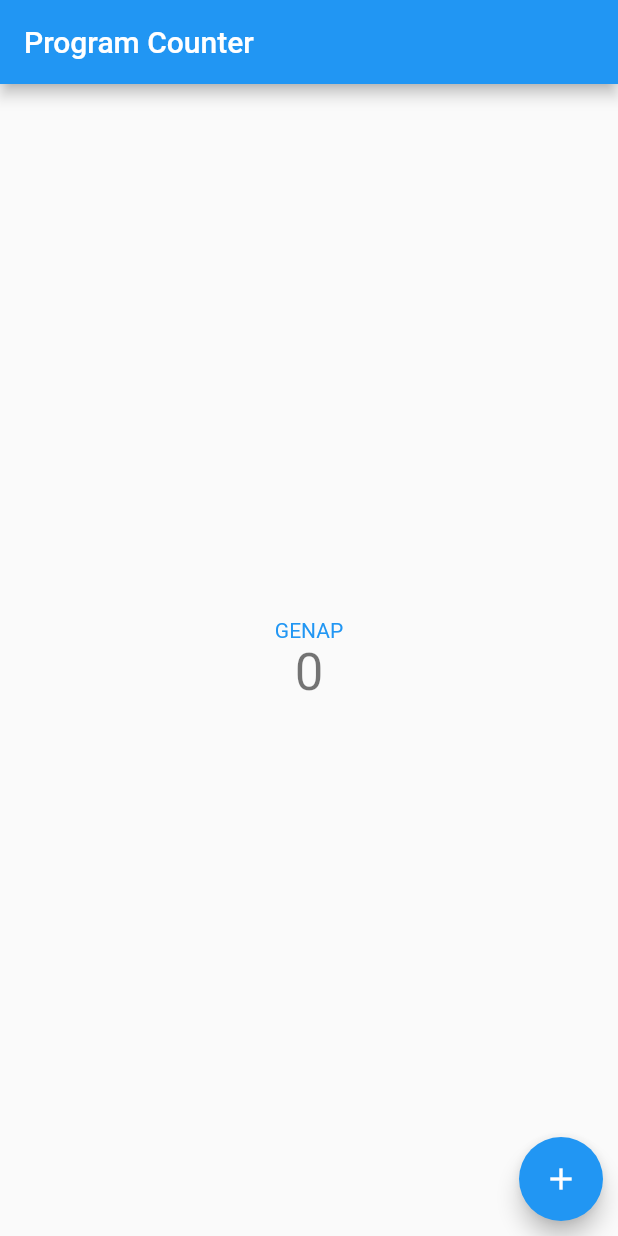
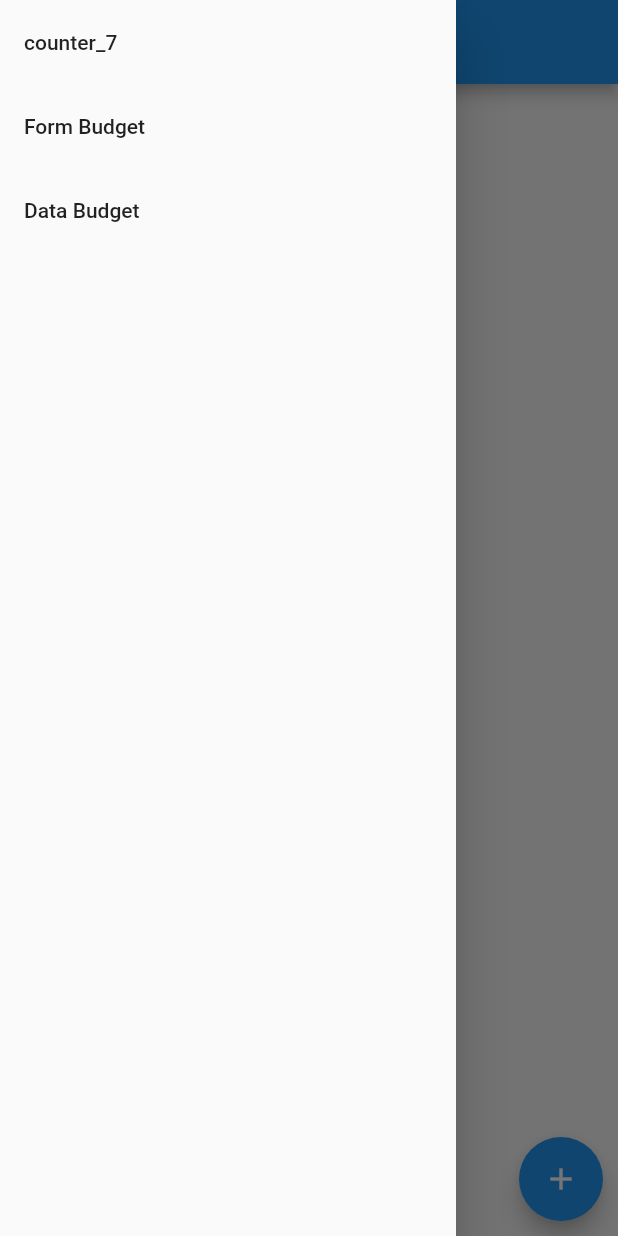
Before and after one commit to alekyoanda/pbp-flutter-lab, a Flutter app: the screen it shows after launch, with the side drawer open (before the commit the screen has no drawer), on a phone screen of 412 x 824 dp. Run offline on Flutter 3.47's test engine with Material 2 defaults, Android fonts, the phone set to English and light mode, and no system bars.

Commit message:
Finishing tugas 8 PBP

```diff
--- /dev/null
+++ b/counter_7/lib/budget.dart
@@ -0,0 +1,14 @@
+class Budget {
+  String judul;
+  int nominal;
+  String jenisBudget;
+
+  Budget(
+      {required this.judul, required this.nominal, required this.jenisBudget});
+
+  @override
+  String toString() {
+    // TODO: implement toString
+    return 'Judul: ${judul}, Nominal: ${nominal}, Jenis Budget: ${jenisBudget}';
+  }
+}
--- a/counter_7/lib/main.dart
+++ b/counter_7/lib/main.dart
@@ -1,4 +1,8 @@
 import 'package:flutter/material.dart';
+import 'package:counter_7/form.dart';
+import 'package:counter_7/data.dart';
+
+import 'budget.dart';
 
 void main() {
   runApp(const MyApp());
@@ -24,13 +28,16 @@ class MyApp extends StatelessWidget {
         // is not restarted.
         primarySwatch: Colors.blue,
       ),
-      home: const MyHomePage(title: 'Program Counter'),
+      home: MyHomePage(
+        title: 'Program Counter',
+        budgets: [],
+      ),
     );
   }
 }
 
 class MyHomePage extends StatefulWidget {
-  const MyHomePage({super.key, required this.title});
+  MyHomePage({super.key, required this.title, required this.budgets});
 
   // This widget is the home page of your application. It is stateful, meaning
   // that it has a State object (defined below) that contains fields that affect
@@ -40,15 +47,17 @@ class MyHomePage extends StatefulWidget {
   // case the title) provided by the parent (in this case the App widget) and
   // used by the build method of the State. Fields in a Widget subclass are
   // always marked "final".
-
+  List<Budget> budgets;
   final String title;
 
   @override
-  State<MyHomePage> createState() => _MyHomePageState();
+  State<MyHomePage> createState() => _MyHomePageState(budgets);
 }
 
 class _MyHomePageState extends State<MyHomePage> {
   int _counter = 0;
+  List<Budget> budgets;
+  _MyHomePageState(this.budgets);
 
   void _incrementCounter() {
     setState(() {
@@ -95,6 +104,53 @@ class _MyHomePageState extends State<MyHomePage> {
         // Here we take the value from the MyHomePage object that was created by
         // the App.build method, and use it to set our appbar title.
         title: Text(widget.title),
+      ),
+      drawer: Drawer(
+        child: SafeArea(
+          child: Column(
+            children: [
+              // Menambahkan clickable menu
+              ListTile(
+                title: const Text('counter_7'),
+                onTap: () {
+                  // Route menu ke halaman utama
+                  Navigator.pushReplacement(
+                    context,
+                    MaterialPageRoute(
+                        builder: (context) => MyHomePage(
+                              title: 'Program Counter',
+                              budgets: budgets,
+                            )),
+                  );
+                },
+              ),
+              ListTile(
+                title: const Text('Form Budget'),
+                onTap: () {
+                  // Route menu ke halaman form
+                  Navigator.pushReplacement(
+                    context,
+                    MaterialPageRoute(
+                        builder: (context) => MyFormPage(
+                              budgets: budgets,
+                            )),
+                  );
+                },
+              ),
+              ListTile(
+                title: Text('Data Budget'),
+                onTap: () {
+                  // Route menu ke halaman form
+                  Navigator.pushReplacement(
+                    context,
+                    MaterialPageRoute(
+                        builder: (context) => MyDataPage(budgets: budgets)),
+                  );
+                },
+              ),
+            ],
+          ),
+        ),
       ),
       body: Center(
         // Center is a layout widget. It takes a single child and positions it
```
Also changed, not shown: counter_7/lib/data.dart (added, +105 -0 lines), counter_7/lib/form.dart (added, +226 -0 lines).
